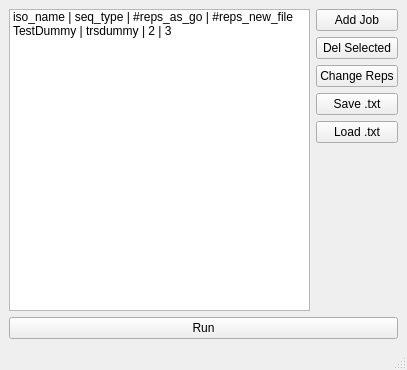
Before: the Qt Designer form TildaHost/source/Interface/JobStackerUi/Ui_JobStacker.ui in lasersphere/Tilda, drawn with Qt 5.
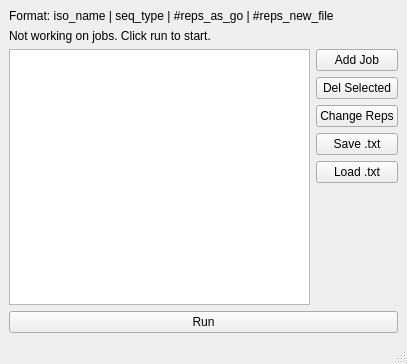
After: the same form once the commit is applied.

Commit message: Finalized the JobStackerUi. Needs testing on a real machine.

The edit to the form file:
```diff
--- a/TildaHost/source/Interface/JobStackerUi/Ui_JobStacker.ui
+++ b/TildaHost/source/Interface/JobStackerUi/Ui_JobStacker.ui
@@ -7,7 +7,7 @@
     <x>0</x>
     <y>0</y>
     <width>407</width>
-    <height>370</height>
+    <height>364</height>
    </rect>
   </property>
   <property name="windowTitle">
@@ -15,6 +15,20 @@
   </property>
   <widget class="QWidget" name="centralwidget">
    <layout class="QVBoxLayout" name="verticalLayout">
+    <item>
+     <widget class="QLabel" name="label_formatexplain">
+      <property name="text">
+       <string>Format: iso_name | seq_type | #reps_as_go | #reps_new_file</string>
+      </property>
+     </widget>
+    </item>
+    <item>
+     <widget class="QLabel" name="label_infostring">
+      <property name="text">
+       <string>Not working on jobs. Click run to start.</string>
+      </property>
+     </widget>
+    </item>
     <item>
      <layout class="QHBoxLayout" name="horizontalLayout">
       <item>
@@ -28,16 +42,6 @@
         <property name="selectionMode">
          <enum>QAbstractItemView::ExtendedSelection</enum>
         </property>
-        <item>
-         <property name="text">
-          <string>iso_name | seq_type | #reps_as_go | #reps_new_file</string>
-         </property>
-        </item>
-        <item>
-         <property name="text">
-          <string>TestDummy | trsdummy | 2 | 3</string>
-         </property>
-        </item>
        </widget>
       </item>
       <item>
```
The commit also changes 5 other files.
